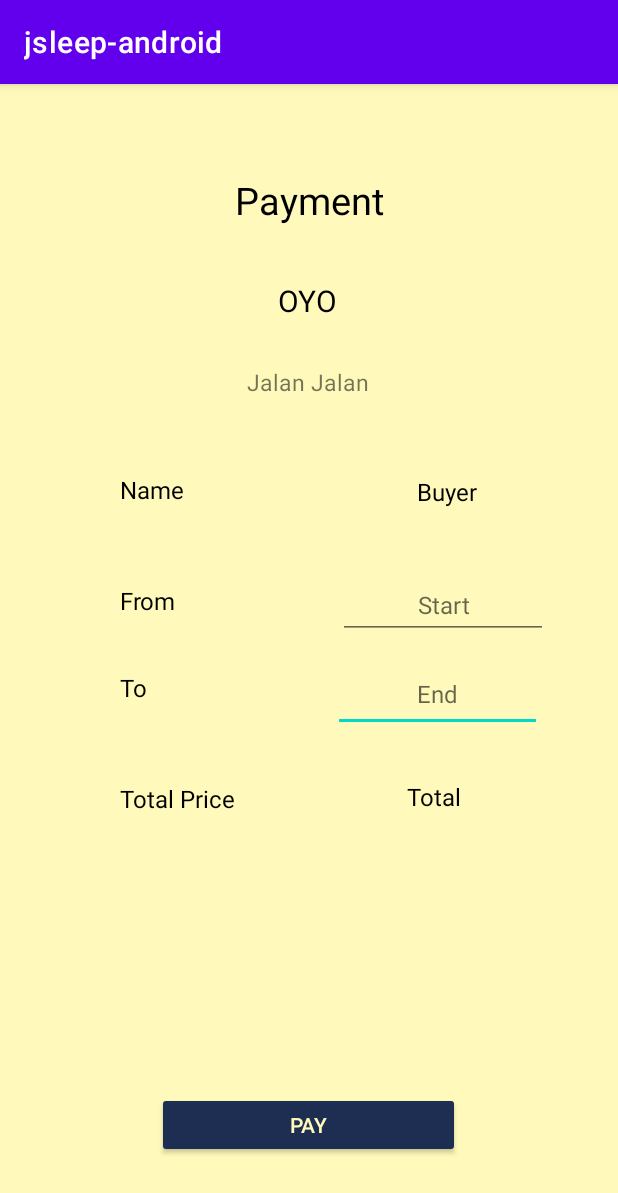
After one commit to Prima-Shalih/jsleep-android, an Android app: the MakePayment screen opened directly, with no data from a screen before it, on a phone screen of 412 x 824 dp. The commit adds this screen. Shown: the top 1193 px of the screen. Run offline under Robolectric (Android 15) with nearby library versions, the phone set to English and light mode, and no system bars; 4 statements that could not run were skipped.

Commit message:
Update JSleep

```diff
--- /dev/null
+++ b/app/src/main/java/PrimaShalihJSleepJS/jsleep_android/MakePayment.java
@@ -0,0 +1,155 @@
+package PrimaShalihJSleepJS.jsleep_android;
+
+import static PrimaShalihJSleepJS.jsleep_android.DetailRoomActivity.temporaryRoom;
+
+import androidx.annotation.NonNull;
+import androidx.appcompat.app.AppCompatActivity;
+
+import android.app.DatePickerDialog;
+import android.content.Context;
+import android.content.Intent;
+import android.os.Bundle;
+import android.view.View;
+import android.widget.Button;
+import android.widget.DatePicker;
+import android.widget.EditText;
+import android.widget.TextView;
+import android.widget.Toast;
+
+import java.text.ParseException;
+import java.text.SimpleDateFormat;
+import java.util.Calendar;
+import java.util.Date;
+
+import PrimaShalihJSleepJS.jsleep_android.model.Payment;
+import PrimaShalihJSleepJS.jsleep_android.model.Room;
+import PrimaShalihJSleepJS.jsleep_android.request.BaseApiService;
+import PrimaShalihJSleepJS.jsleep_android.request.UtilsApi;
+import retrofit2.Call;
+import retrofit2.Callback;
+import retrofit2.Response;
+
+public class MakePayment extends AppCompatActivity {
+    Button payButton;
+    TextView hotelName, hotelAddress, name, from, to, totalPrice;
+    EditText editStart, editEnd;
+    DatePickerDialog datePickerDialogEnd,datePickerDialogStart;
+    Context mContext;
+    BaseApiService mApiService;
+    Payment payment;
+    double price;
+
+    @Override
+    protected void onCreate(Bundle savedInstanceState) {
+        super.onCreate(savedInstanceState);
+        setContentView(R.layout.activity_make_payment);
+        mApiService = UtilsApi.getApiService();
+        mContext = this;
+        name = findViewById(R.id.namaBuyer);
+        name.setText(LoginActivity.loggedAccount.name);
+        totalPrice = findViewById(R.id.totalPrice);
+        totalPrice.setText(String.valueOf(temporaryRoom.price.price) + " x Night");
+        hotelName = findViewById(R.id.hotelNamediPayment);
+        hotelAddress = findViewById(R.id.hotelAddressdiPayment);
+        hotelName.setText(temporaryRoom.name);
+        hotelAddress.setText(temporaryRoom.address);
+
+        payButton = findViewById(R.id.payButtons);
+        payButton.setOnClickListener(new View.OnClickListener() {
+            @Override
+            public void onClick(View view) {
+                System.out.println("Pay Button Clicked");
+                createPayment(LoginActivity.loggedAccount.id,
+                        temporaryRoom.accountId,
+                        temporaryRoom.id,
+                        editStart.getText().toString(),
+                        editEnd.getText().toString());
+            }
+
+        });
+
+        final Calendar c = Calendar.getInstance();
+        int year = c.get(Calendar.YEAR);
+        int month = c.get(Calendar.MONTH);
+        int day = c.get(Calendar.DAY_OF_MONTH);
+        datePickerDialogStart = new DatePickerDialog(MakePayment.this,
+                new DatePickerDialog.OnDateSetListener() {
+
+                    @Override
+                    public void onDateSet(DatePicker view, int year,
+                                          int monthOfYear, int dayOfMonth) {
+                        editStart.setText(year + "-" + (monthOfYear + 1) + "-" + dayOfMonth);
+                    }
+                }, year, month, day);
+
+        datePickerDialogEnd = new DatePickerDialog(MakePayment.this,
+                new DatePickerDialog.OnDateSetListener() {
+
+                    @Override
+                    public void onDateSet(DatePicker view, int year,
+                                          int monthOfYear, int dayOfMonth) {
+                        editEnd.setText(year + "-" + (monthOfYear + 1) + "-" + dayOfMonth);
+                    }
+                }, year, month, day);
+
+        editStart = findViewById(R.id.chooseStart);
+        editEnd = findViewById(R.id.chooseEnd);
+
+        editStart.setOnClickListener(v -> {
+            datePickerDialogStart.show();
+        });
+
+        editEnd.setOnClickListener(v -> {
+            datePickerDialogEnd.show();
+        });
+    }
+
+    public boolean availability(Date from, Date to, Room room){
+        if(from.after(to) || from.equals(to)){
+            return false;
+        }
+
+        for (Date i : room.booked) {
+            if (from.equals(i)) {
+                return false;
+            } else if(from.before(i)){
+                if(from.before(i) && to.after(i)){
+                    return false;
+                }
+            }
+        }
+        return true;
+    }
+
+    protected Payment createPayment(int buyerId, int renterId, int roomId, String from, String to){
+
+        System.out.println("Callback");
+        System.out.println(buyerId);
+        System.out.println(renterId);
+        System.out.println(roomId);
+        System.out.println(from);
+        System.out.println(to);
+
+        mApiService.createPayment(buyerId, renterId, roomId, from, to).enqueue(new Callback<Payment>(){
+
+            @Override
+            public void onResponse(@NonNull Call<Payment> call, @NonNull Response<Payment> response){
+                if(response.isSuccessful()){
+                    System.out.println("Success");
+                    payment = response.body();
+                    System.out.println(payment);
+                    LoginActivity.loggedAccount.balance -= price;
+                    Intent move = new Intent(MakePayment.this,MainActivity.class);
+                    startActivity(move);
+                    Toast.makeText(mContext, "Payment Created", Toast.LENGTH_SHORT).show();
+                }
+            }
+
+            @Override
+            public void onFailure(@NonNull Call<Payment> call, @NonNull Throwable t) {
+                Toast.makeText(mContext, "Create Payment Failed", Toast.LENGTH_SHORT).show();
+            }
+        });
+        return null;
+    }
+}
--- a/app/src/main/java/PrimaShalihJSleepJS/jsleep_android/RegisterActivity.java
+++ b/app/src/main/java/PrimaShalihJSleepJS/jsleep_android/RegisterActivity.java
@@ -62,10 +62,7 @@ public class RegisterActivity extends AppCompatActivity {
      * @param name
      */
     protected Account requestRegister(String email, String password, String name ){
-        System.out.println("Ngetes1");
-        System.out.println(email);
-        System.out.println(password);
-        System.out.println(name);
+
         mApiService.register(email, password, name).enqueue(new Callback<Account>() {
             /**
              * Method to handle response
--- a/app/src/main/java/PrimaShalihJSleepJS/jsleep_android/request/BaseApiService.java
+++ b/app/src/main/java/PrimaShalihJSleepJS/jsleep_android/request/BaseApiService.java
@@ -6,6 +6,7 @@ import java.util.List;
 
 import PrimaShalihJSleepJS.jsleep_android.model.Account;
 import PrimaShalihJSleepJS.jsleep_android.model.BedType;
+import PrimaShalihJSleepJS.jsleep_android.model.Payment;
 import PrimaShalihJSleepJS.jsleep_android.model.Renter;
 import PrimaShalihJSleepJS.jsleep_android.model.Room;
 import PrimaShalihJSleepJS.jsleep_android.model.City;
@@ -59,4 +60,17 @@ public interface BaseApiService {
             @Query("bedType") BedType bedType
     );
 
+    @POST("payment/create")
+    Call<Payment> createPayment(@Query("buyerId") int buyerId,
+                                @Query("renterId") int renterId,
+                                @Query("roomId") int roomId,
+                                @Query("from") String from,
+                                @Query("to") String to);
+
+    @POST("payment/{id}/accept")
+    Call<Boolean> accept(@Path("id") int id);
+
+    @POST("payment/{id}/cancel")
+    Call<Boolean> cancel(@Path("id") int id);
+
 }
--- a/app/src/main/res/layout/activity_login.xml
+++ b/app/src/main/res/layout/activity_login.xml
@@ -75,10 +75,10 @@
         android:layout_width="wrap_content"
         android:layout_height="wrap_content"
         android:layout_marginStart="160dp"
-        android:layout_marginTop="40dp"
+        android:layout_marginTop="16dp"
         android:clickable="true"
         android:text="Register Now!"
-        android:textColor="@android:color/holo_blue_dark"
+        android:textColor="#1E2D52"
         app:layout_constraintStart_toStartOf="parent"
         app:layout_constraintTop_toBottomOf="@id/DoNotHaveAccount" />
 </androidx.constraintlayout.widget.ConstraintLayout>
--- /dev/null
+++ b/app/src/main/res/layout/activity_make_payment.xml
@@ -0,0 +1,161 @@
+<?xml version="1.0" encoding="utf-8"?>
+<androidx.constraintlayout.widget.ConstraintLayout xmlns:android="http://schemas.android.com/apk/res/android"
+    xmlns:app="http://schemas.android.com/apk/res-auto"
+    xmlns:tools="http://schemas.android.com/tools"
+    android:layout_width="match_parent"
+    android:layout_height="match_parent"
+    android:background="#FFFABB"
+    android:padding="20dp">
+
+    <TextView
+        android:id="@+id/createpayment_title"
+        android:layout_width="wrap_content"
+        android:layout_height="wrap_content"
+        android:layout_marginTop="40dp"
+        android:text="Payment"
+        android:textColor="@color/black"
+        android:textSize="25dp"
+        app:layout_constraintEnd_toEndOf="parent"
+        app:layout_constraintStart_toStartOf="parent"
+        app:layout_constraintTop_toTopOf="parent" />
+
+    <TextView
+        android:id="@+id/hotelNamediPayment"
+        android:layout_width="226dp"
+        android:layout_height="27dp"
+        android:layout_marginStart="72dp"
+        android:layout_marginTop="36dp"
+        android:gravity="center"
+        android:text="OYO"
+        android:textColor="@color/black"
+        android:textSize="20sp"
+        app:layout_constraintStart_toStartOf="parent"
+        app:layout_constraintTop_toBottomOf="@+id/createpayment_title" />
+
+    <TextView
+        android:id="@+id/hotelAddressdiPayment"
+        android:layout_width="326dp"
+        android:layout_height="33dp"
+        android:layout_marginTop="24dp"
+        android:gravity="center"
+        android:text="Jalan Jalan"
+        android:textSize="15sp"
+
+        app:layout_constraintEnd_toEndOf="parent"
+        app:layout_constraintHorizontal_bias="0.498"
+        app:layout_constraintStart_toStartOf="parent"
+        app:layout_constraintTop_toBottomOf="@+id/hotelNamediPayment" />
+
+    <androidx.appcompat.widget.AppCompatButton
+        android:id="@+id/payButtons"
+        android:layout_width="202dp"
+        android:layout_height="44dp"
+        android:layout_marginBottom="32dp"
+        android:text="Pay"
+        android:backgroundTint="#1E2D52"
+        android:textColor="#FFFABB"
+        app:layout_constraintBottom_toBottomOf="parent"
+        app:layout_constraintEnd_toEndOf="parent"
+        app:layout_constraintHorizontal_bias="0.497"
+        app:layout_constraintStart_toStartOf="parent" />
+
+    <EditText
+        android:id="@+id/chooseEnd"
+        android:layout_width="139dp"
+        android:layout_height="50dp"
+        android:layout_marginStart="124dp"
+        android:layout_marginTop="12dp"
+        android:gravity="center"
+        android:hint="End"
+        android:textSize="16sp"
+        app:layout_constraintStart_toEndOf="@+id/textToDatePayment"
+        app:layout_constraintTop_toBottomOf="@+id/chooseStart" />
+
+    <TextView
+        android:id="@+id/totalPrice"
+        android:layout_width="144dp"
+        android:layout_height="30dp"
+        android:layout_marginStart="60dp"
+        android:layout_marginTop="28dp"
+        android:gravity="center"
+        android:text="Total"
+        android:textColor="@color/black"
+        android:textSize="16sp"
+        app:layout_constraintStart_toEndOf="@+id/textTotalPricePayment"
+        app:layout_constraintTop_toBottomOf="@+id/chooseEnd" />
+
+    <TextView
+        android:id="@+id/namaBuyer"
+        android:layout_width="133dp"
+        android:layout_height="25dp"
+        android:layout_marginStart="108dp"
+        android:layout_marginTop="44dp"
+        android:gravity="center"
+        android:text="Buyer"
+        android:textColor="@color/black"
+        android:textSize="16sp"
+        app:layout_constraintStart_toEndOf="@+id/textFromDatePayment2"
+        app:layout_constraintTop_toBottomOf="@+id/hotelAddressdiPayment" />
+
+    <TextView
+        android:id="@+id/textFromDatePayment2"
+        android:layout_width="wrap_content"
+        android:layout_height="wrap_content"
+        android:layout_marginStart="60dp"
+        android:layout_marginTop="44dp"
+        android:text="Name"
+        android:textColor="@color/black"
+        android:textSize="16sp"
+        app:layout_constraintStart_toStartOf="parent"
+        app:layout_constraintTop_toBottomOf="@+id/hotelAddressdiPayment" />
+
+    <TextView
+        android:id="@+id/textToDatePayment"
+        android:layout_width="wrap_content"
+        android:layout_height="wrap_content"
+        android:layout_marginStart="60dp"
+        android:layout_marginTop="36dp"
+        android:text="To"
+        android:textColor="@color/black"
+        android:textSize="16sp"
+        app:layout_constraintStart_toStartOf="parent"
+        app:layout_constraintTop_toBottomOf="@+id/textFromDatePayment" />
+
+    <TextView
+        android:id="@+id/textFromDatePayment"
+        android:layout_width="wrap_content"
+        android:layout_height="wrap_content"
+        android:layout_marginStart="60dp"
+        android:layout_marginTop="52dp"
+        android:text="From"
+        android:textColor="@color/black"
+        android:textSize="16sp"
+        app:layout_constraintStart_toStartOf="parent"
+        app:layout_constraintTop_toBottomOf="@+id/textFromDatePayment2" />
+
+    <EditText
+        android:id="@+id/chooseStart"
+        android:layout_width="140dp"
+        android:layout_height="45dp"
+        android:layout_marginStart="108dp"
+        android:layout_marginTop="40dp"
+        android:gravity="center"
+        android:hint="Start"
+        android:textSize="16sp"
+        app:layout_constraintStart_toEndOf="@+id/textFromDatePayment"
+        app:layout_constraintTop_toBottomOf="@+id/namaBuyer" />
+
+    <TextView
+        android:id="@+id/textTotalPricePayment"
+        android:layout_width="wrap_content"
+        android:layout_height="wrap_content"
+        android:layout_marginStart="60dp"
+        android:layout_marginTop="52dp"
+        android:text="Total Price"
+        android:textColor="@color/black"
+        android:textSize="16sp"
+        app:layout_constraintStart_toStartOf="parent"
+        app:layout_constraintTop_toBottomOf="@+id/textToDatePayment" />
+
+
+</androidx.constraintlayout.widget.ConstraintLayout>
```
Also changed, not shown: app/src/main/AndroidManifest.xml (+16 -10 lines), app/src/main/java/PrimaShalihJSleepJS/jsleep_android/AboutMeActivity.java (+28 -6 lines), app/src/main/java/PrimaShalihJSleepJS/jsleep_android/DetailRoomActivity.java (+9 -0 lines), app/src/main/java/PrimaShalihJSleepJS/jsleep_android/model/Invoice.java (added, +24 -0 lines), app/src/main/java/PrimaShalihJSleepJS/jsleep_android/model/Payment.java (added, +15 -0 lines), app/src/main/res/layout/activity_about_me.xml (+21 -4 lines), app/src/main/res/layout/activity_create_room.xml (+13 -3 lines), app/src/main/res/layout/activity_detail_room.xml (+22 -5 lines), app/src/main/res/layout/activity_main.xml (+18 -5 lines), app/src/main/res/layout/activity_register.xml (+33 -29 lines).
